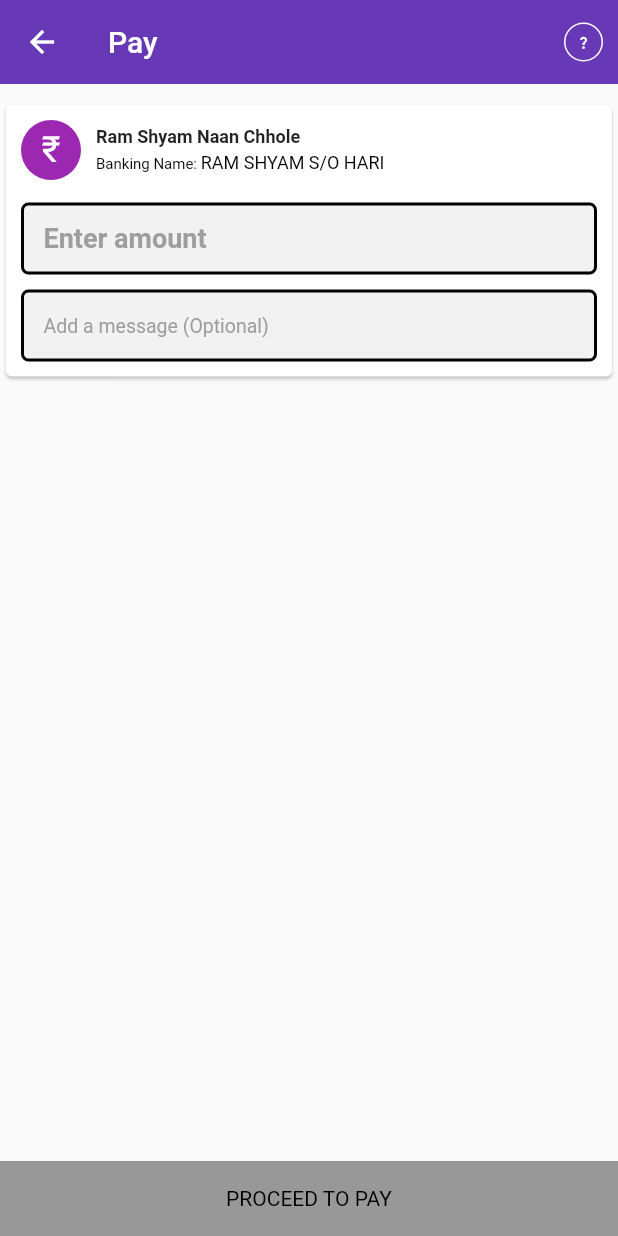
After one commit to Iamdheeraj22/phonepe_design, a Flutter app: the ScanPayScreen screen opened directly, after a tap on "DH", on a phone screen of 412 x 824 dp. The commit adds this screen. Run offline on Flutter 3.47's test engine with Material 2 defaults, Android fonts, the phone set to English and light mode, and no system bars; our stand-ins replace camera, get, local_auth, vibration.

Commit message:
Complete the designing of Pay Screen UI

```diff
--- /dev/null
+++ b/lib/Screens/pay/pay_screen.dart
@@ -0,0 +1,198 @@
+import 'package:flutter/material.dart';
+import 'package:phonepe_design/Utils/Colors.dart';
+import 'package:phonepe_design/Utils/size_config.dart';
+
+class PayScreen extends StatefulWidget {
+  const PayScreen({Key? key}) : super(key: key);
+
+  @override
+  State<PayScreen> createState() => _PayScreenState();
+}
+
+class _PayScreenState extends State<PayScreen> {
+  TextEditingController _amountController = TextEditingController();
+  TextEditingController _messageController = TextEditingController();
+  @override
+  Widget build(BuildContext context) {
+    return SafeArea(
+        child: Scaffold(
+      appBar: AppBar(
+          elevation: 0.0,
+          backgroundColor: primaryBlueColor,
+          leading: BackButton(
+            onPressed: () {
+              Navigator.pop(context);
+            },
+          ),
+          title: const Text('Pay'),
+          actions: [
+            Container(
+              margin: EdgeInsets.symmetric(vertical: 15.h, horizontal: 10.h),
+              decoration: BoxDecoration(
+                  borderRadius: BorderRadius.circular(50.r),
+                  border: Border.all(color: Colors.white)),
+              child: InkWell(
+                borderRadius: BorderRadius.circular(100.h),
+                onTap: () {},
+                child: Padding(
+                  padding: EdgeInsets.symmetric(horizontal: 7.h),
+                  child: Icon(
+                    Icons.question_mark_outlined,
+                    size: 10.h,
+                  ),
+                ),
+              ),
+            )
+          ]),
+      body: SizedBox(
+        width: MediaQuery.of(context).size.width,
+        child: Column(
+          children: [
+            SizedBox(
+              height: 10.h,
+            ),
+            Card(
+              child: Padding(
+                padding: const EdgeInsets.all(10.0),
+                child: Column(children: [
+                  //Payee details
+                  Row(
+                    children: [
+                      Container(
+                        height: 40.h,
+                        width: 40.h,
+                        decoration: BoxDecoration(
+                            borderRadius: BorderRadius.circular(50.h),
+                            color: Colors.purple),
+                        child: Center(
+                            child: Text(
+                          '₹',
+                          style:
+                              TextStyle(color: Colors.white, fontSize: 24.sp),
+                        )),
+                      ),
+                      SizedBox(
+                        width: 10.w,
+                      ),
+                      Column(
+                        crossAxisAlignment: CrossAxisAlignment.start,
+                        children: [
+                          Text(
+                            'Ram Shyam Naan Chhole',
+                            style: TextStyle(
+                                fontSize: 12.sp, fontWeight: FontWeight.w700),
+                          ),
+                          SizedBox(
+                            height: 3.h,
+                          ),
+                          RichText(
+                              text: TextSpan(children: [
+                            TextSpan(
+                                text: 'Banking Name: ',
+                                style: TextStyle(
+                                    color: Colors.black, fontSize: 10.sp)),
+                            TextSpan(
+                                text: 'Ram Shyam S/O Hari'.toUpperCase(),
+                                style: TextStyle(
+                                    color: Colors.black, fontSize: 12.sp))
+                          ]))
+                        ],
+                      )
+                    ],
+                  ),
+                  SizedBox(
+                    height: 15.h,
+                  ),
+                  //amount controller
+                  /// A text field that is used to take input from the user.
+                  TextFormField(
+                    textInputAction: TextInputAction.next,
+                    keyboardType: TextInputType.number,
+                    controller: _amountController,
+                    onChanged: (v) {
+                      setState(() {});
+                    },
+                    decoration: InputDecoration(
+                        filled: true,
+                        fillColor: const Color(0xFFF2F2F2),
+                        focusedBorder: OutlineInputBorder(
+                          borderRadius: BorderRadius.circular(5.h),
+                          borderSide:
+                              BorderSide(width: 2.w, color: primaryBlueColor),
+                        ),
+                        enabledBorder: OutlineInputBorder(
+                          borderRadius: BorderRadius.circular(5.h),
+                          borderSide:
+                              const BorderSide(width: 2, color: Colors.black),
+                        ),
+                        border: InputBorder.none,
+                        contentPadding: EdgeInsets.only(left: 15.w),
+                        hintText: 'Enter amount',
+                        hintStyle: TextStyle(
+                            fontSize: 18.sp,
+                            color: Colors.grey,
+                            fontWeight: FontWeight.bold)),
+                  ),
+                  SizedBox(
+                    height: 10.h,
+                  ),
+                  TextFormField(
+                    textInputAction: TextInputAction.done,
+                    keyboardType: TextInputType.text,
+                    controller: _amountController,
+                    onChanged: (v) {
+                      setState(() {});
+                    },
+                    decoration: InputDecoration(
+                        filled: true,
+                        fillColor: const Color(0xFFF2F2F2),
+                        focusedBorder: OutlineInputBorder(
+                          borderRadius: BorderRadius.circular(5.h),
+                          borderSide:
+                              BorderSide(width: 2.w, color: primaryBlueColor),
+                        ),
+                        enabledBorder: OutlineInputBorder(
+                          borderRadius: BorderRadius.circular(5.h),
+                          borderSide:
+                              const BorderSide(width: 2, color: Colors.black),
+                        ),
+                        border: InputBorder.none,
+                        contentPadding: EdgeInsets.only(left: 15.w),
+                        hintText: 'Add a message (Optional)',
+                        hintStyle: TextStyle(
+                          fontSize: 13.sp,
+                          color: Colors.grey,
+                        )),
+                  )
+                ]),
+              ),
+            ),
+            const Spacer(),
+            InkWell(
+              onTap: () {},
+              child: Container(
+                height: 50.h,
+                decoration: BoxDecoration(
+                    color: (_amountController.text.isEmpty ||
+                            _amountController.text == '0')
+                        ? Color.fromARGB(137, 68, 68, 68)
+                        : primaryBlueColor),
+                child: Center(
+                  child: Text(
+                    'PROCEED TO PAY',
+                    style: TextStyle(
+                        fontSize: 14.sp,
+                        color: (_amountController.text.isEmpty ||
+                                _amountController.text == '0')
+                            ? Colors.black
+                            : Colors.white),
+                  ),
+                ),
+              ),
+            )
+          ],
+        ),
+      ),
+    ));
+  }
+}
--- a/lib/Screens/scan_pay/scanpay_screen.dart
+++ b/lib/Screens/scan_pay/scanpay_screen.dart
@@ -1,10 +1,12 @@
 import 'package:camera/camera.dart';
 import 'package:flutter/material.dart';
+import 'package:phonepe_design/Screens/pay/pay_screen.dart';
 import 'package:phonepe_design/Screens/scan_pay/widgets/paid_person_widget.dart';
 import 'package:phonepe_design/Utils/Colors.dart';
 import 'package:phonepe_design/Utils/size_config.dart';
 import 'package:phonepe_design/common/commmon_provider.dart';
 import 'package:provider/provider.dart';
+import 'package:vibration/vibration.dart';
 
 class ScanPayScreen extends StatefulWidget {
   const ScanPayScreen({Key? key}) : super(key: key);
@@ -112,8 +114,14 @@ class _ScanPayScreenState extends State<ScanPayScreen> {
                                   ? EdgeInsets.only(left: 15.w, right: 10.w)
                                   : EdgeInsets.only(right: 10.w),
                               child: PaidPersonWidget(
-                                fullName: tempNames[index],
-                              ),
+                                  fullName: tempNames[index],
+                                  onTap: () {
+                                    Vibration.vibrate(duration: 200);
+                                    Navigator.push(
+                                        context,
+                                        MaterialPageRoute(
+                                            builder: (builder) => PayScreen()));
+                                  }),
                             );
                           }),
                     ),
--- a/lib/Screens/scan_pay/widgets/paid_person_widget.dart
+++ b/lib/Screens/scan_pay/widgets/paid_person_widget.dart
@@ -1,14 +1,17 @@
 import 'package:flutter/material.dart';
 import 'package:phonepe_design/Utils/size_config.dart';
+import 'package:vibration/vibration.dart';
 
 class PaidPersonWidget extends StatelessWidget {
   final String fullName;
-
-  const PaidPersonWidget({super.key, required this.fullName});
+  final VoidCallback onTap;
+  const PaidPersonWidget({super.key, required this.fullName,required this.onTap});
 
   @override
   Widget build(BuildContext context) {
-    return SizedBox(
+    return InkWell(
+      onTap:onTap,
+      child: SizedBox(
         height: 80.h,
         width: 60.h,
         child: Column(
@@ -36,6 +39,7 @@ class PaidPersonWidget extends StatelessWidget {
             )
           ],
         ),
+      ),
     );
   }
 }
```
Lines whose indentation alone changed are shown as unchanged.
